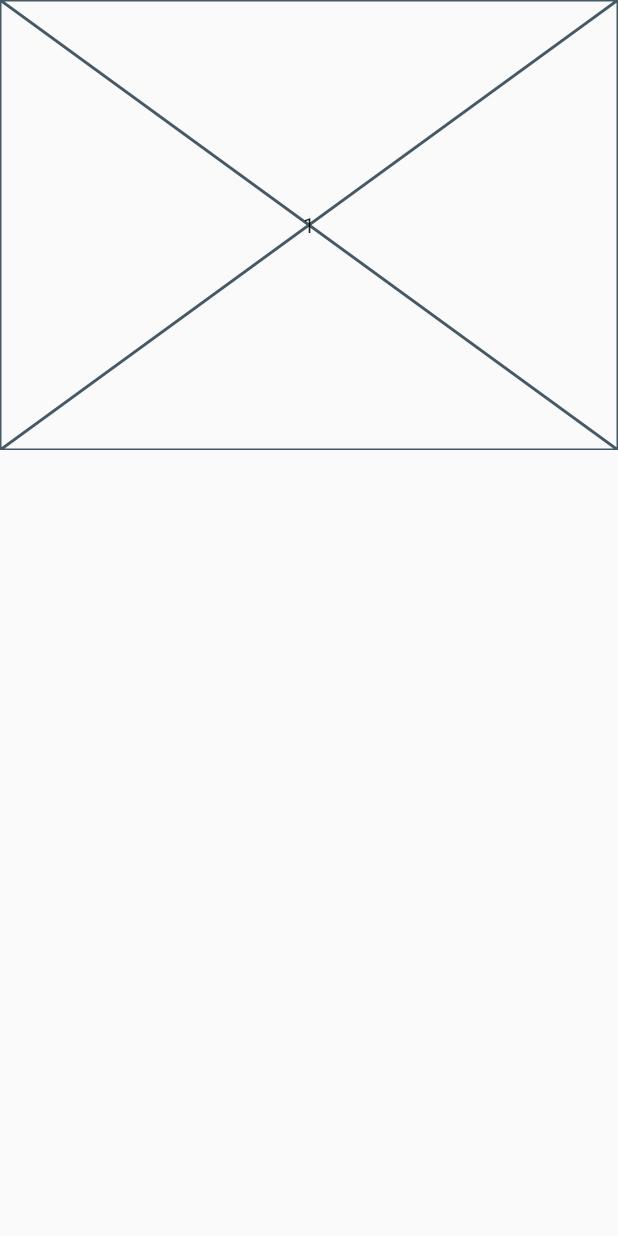
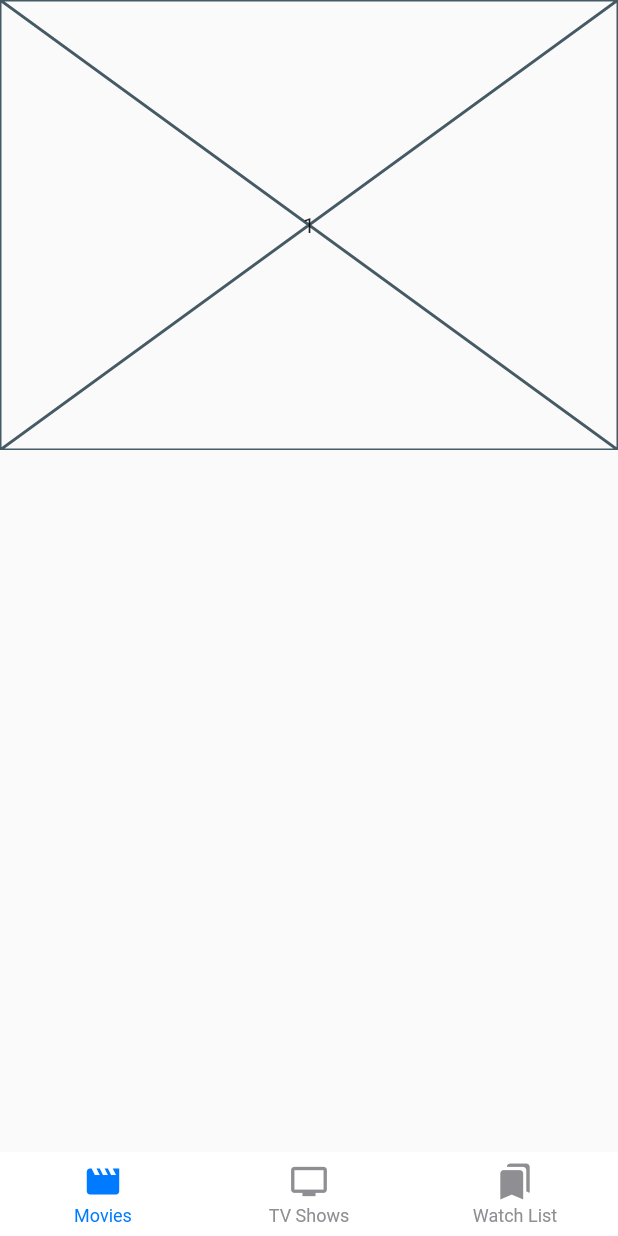
Before and after one commit to MahmoudAlMarashdy/snapshot, a Flutter app: the screen it shows after launch, scrolled down 56 dp, on a phone screen of 412 x 824 dp. Run offline on Flutter 3.47's test engine with Material 2 defaults, Android fonts, the phone set to English and light mode, and no system bars; drawn by our look-alikes of carousel_slider, persistent_bottom_nav_bar.

Commit message:
some changes

```diff
--- a/lib/core/home_page.dart
+++ b/lib/core/home_page.dart
@@ -1,6 +1,7 @@
-import 'package:carousel_slider/carousel_slider.dart';
 import 'package:flutter/material.dart';
-import 'package:snapshot/movies/presentation/screens/nowplaying_movies_slider.dart';
+import 'package:persistent_bottom_nav_bar/persistent_tab_view.dart';
+import 'package:snapshot/movies/presentation/screens/movies_screen.dart';
+import 'package:snapshot/tv_shows/presentation/screens/tvshows_screen.dart';
 
 class HomePage extends StatelessWidget {
   const HomePage({Key? key}) : super(key: key);
@@ -18,9 +19,32 @@ class HomePage extends StatelessWidget {
               ],
             )
           ],
-          body: Column(
-            children: [
-              NowPlayingMoviesSlider(),
+          body: PersistentTabView(
+            context,
+            navBarStyle: NavBarStyle.style6,
+            screenTransitionAnimation: ScreenTransitionAnimation( // Screen transition animation on change of selected tab.
+              animateTabTransition: true,
+              curve: Curves.easeInOut,
+              duration: Duration(milliseconds: 400),
+            ),
+            screens: [
+              MoviesScreen(),
+              TvShowsScreen(),
+              Center(child: Text("Watchlist",style: TextStyle(fontSize: 30),),),
+            ],
+            items: [
+              PersistentBottomNavBarItem(
+                icon: Icon(Icons.movie),
+                title: "Movies",
+              ),
+              PersistentBottomNavBarItem(
+                icon: Icon(Icons.tv),
+                title: "TV Shows",
+              ),
+              PersistentBottomNavBarItem(
+                icon: Icon(Icons.bookmarks_rounded),
+                title: "Watch List",
+              ),
             ],
           ),
         ),
--- a/lib/main.dart
+++ b/lib/main.dart
@@ -1,5 +1,5 @@
 import 'package:flutter/material.dart';
-import 'package:snapshot/movies/presentation/screens/movies_home_page.dart';
+import 'package:snapshot/movies/presentation/screens/movies_screen.dart';
 
 import 'core/home_page.dart';
 
--- /dev/null
+++ b/lib/movies/presentation/screens/movies_screen.dart
@@ -0,0 +1,17 @@
+import 'package:flutter/material.dart';
+import 'package:snapshot/movies/presentation/widgets/nowplaying_movies_slider.dart';
+
+class MoviesScreen extends StatelessWidget {
+  const MoviesScreen({Key? key}) : super(key: key);
+
+  @override
+  Widget build(BuildContext context) {
+    return Scaffold(
+      body: Column(
+        children: [
+          NowPlayingMoviesSlider(),
+        ],
+      ),
+    );
+  }
+}
--- a/pubspec.yaml
+++ b/pubspec.yaml
@@ -36,6 +36,7 @@ dependencies:
   # Use with the CupertinoIcons class for iOS style icons.
   cupertino_icons: ^1.0.2
   carousel_slider: ^4.2.1
+  persistent_bottom_nav_bar: ^5.0.2
 
 dev_dependencies:
   flutter_test:
```
Also changed, not shown: lib/movies/presentation/screens/movies_home_page.dart (deleted, +0 -10 lines), lib/tv_shows/presentation/screens/tvshows_screen.dart (added, +17 -0 lines), lib/tv_shows/presentation/widgets/nowplaying_tvshows.dart (added, +35 -0 lines), lib/movies/presentation/widgets/nowplaying_movies_slider.dart (renamed from lib/movies/presentation/screens/nowplaying_movies_slider.dart), lib/watch_list/presentation/screens/watchlist_screen.dart (added), pubspec.lock.
